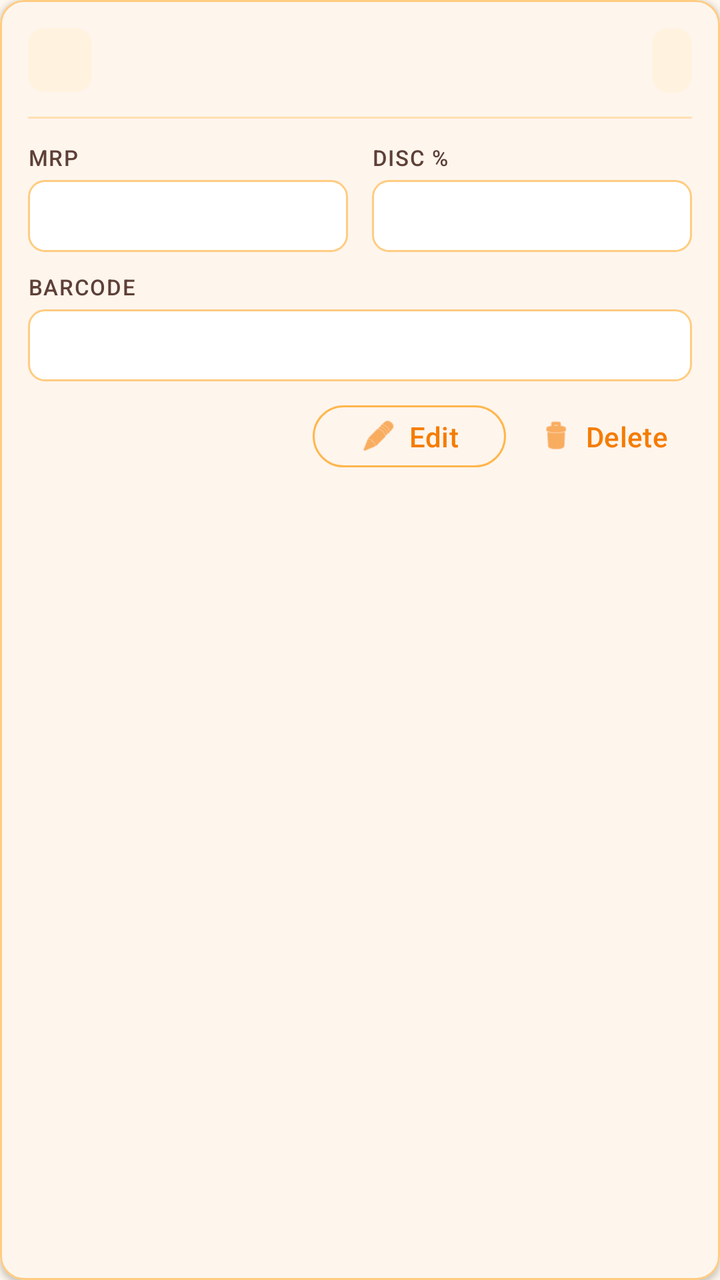
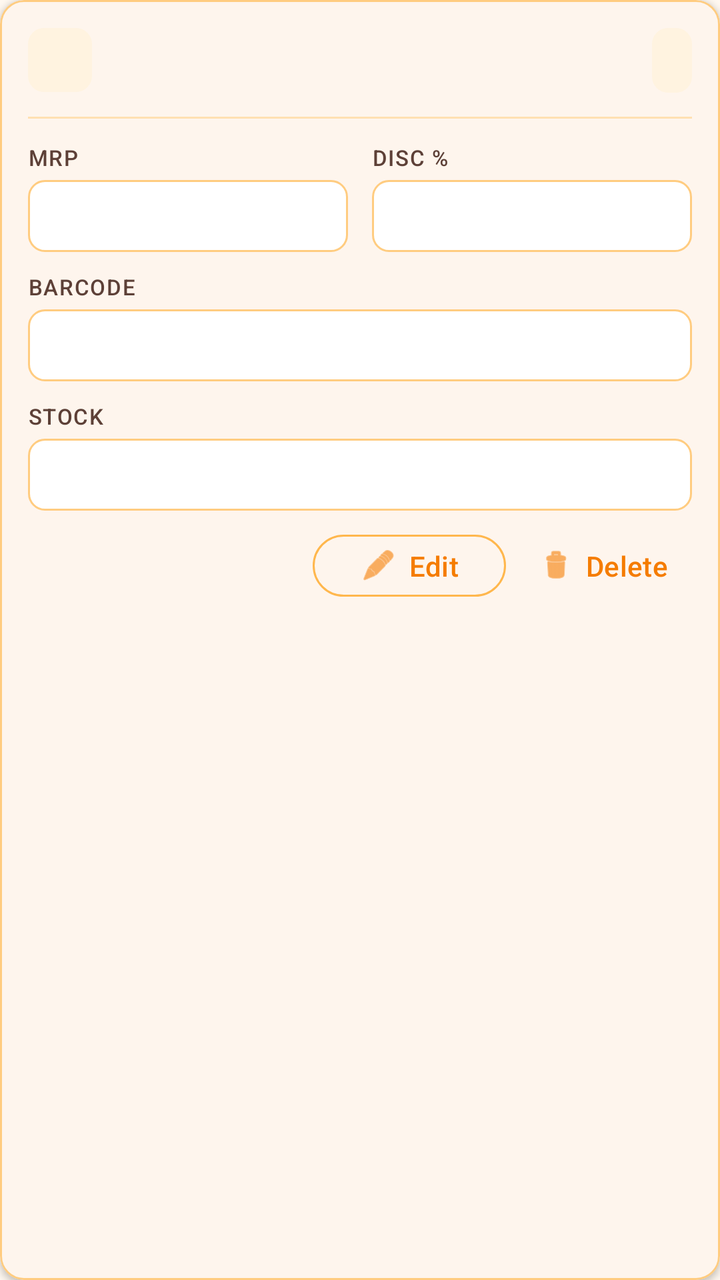

Screens rendered from an Android XML layout before and after an edit, with the pre-edit source and the edit as a unified diff.
<!-- AndroidManifest.xml: application theme Theme.VikrSaathi -->
<!-- res/layout/item_master.xml -->
<?xml version="1.0" encoding="utf-8"?>
<com.google.android.material.card.MaterialCardView xmlns:android="http://schemas.android.com/apk/res/android"
    xmlns:app="http://schemas.android.com/apk/res-auto"
    style="@style/VikrSaathiBillLineCard"
    android:layout_width="match_parent"
    android:layout_height="wrap_content"
    android:layout_marginHorizontal="2dp"
    android:layout_marginVertical="6dp">

    <LinearLayout
        android:layout_width="match_parent"
        android:layout_height="wrap_content"
        android:orientation="vertical"
        android:padding="14dp">

        <LinearLayout
            android:layout_width="match_parent"
            android:layout_height="wrap_content"
            android:gravity="center_vertical"
            android:orientation="horizontal">

            <TextView
                android:id="@+id/textItemBadge"
                android:layout_width="wrap_content"
                android:layout_height="32dp"
                android:background="@drawable/bg_bill_line_badge"
                android:gravity="center"
                android:minWidth="32dp"
                android:paddingHorizontal="6dp"
                android:textColor="@color/text_accent"
                android:textSize="14sp"
                android:textStyle="bold" />

            <TextView
                android:id="@+id/textItemName"
                android:layout_width="0dp"
                android:layout_height="wrap_content"
                android:layout_marginStart="12dp"
                android:layout_weight="1"
                android:ellipsize="end"
                android:maxLines="2"
                android:textAppearance="?attr/textAppearanceTitleMedium"
                android:textColor="@color/text_primary_dark"
                android:textStyle="bold" />

            <TextView
                android:id="@+id/textItemPrice"
                android:layout_width="wrap_content"
                android:layout_height="wrap_content"
                android:layout_marginStart="8dp"
                android:background="@drawable/bg_bill_line_total"
                android:paddingHorizontal="10dp"
                android:paddingVertical="6dp"
                android:textColor="@color/text_accent"
                android:textSize="15sp"
                android:textStyle="bold" />
        </LinearLayout>

        <View
            android:layout_width="match_parent"
            android:layout_height="1dp"
            android:layout_marginTop="12dp"
            android:layout_marginBottom="12dp"
            android:background="@color/surface_divider" />

        <LinearLayout
            android:layout_width="match_parent"
            android:layout_height="wrap_content"
            android:baselineAligned="false"
            android:orientation="horizontal">

            <LinearLayout
                android:layout_width="0dp"
                android:layout_height="wrap_content"
                android:layout_marginEnd="6dp"
                android:layout_weight="1"
                android:orientation="vertical">

                <TextView
                    style="@style/VikrSaathiBillLineLabel"
                    android:layout_width="wrap_content"
                    android:layout_height="wrap_content"
                    android:text="@string/mrp" />

                <TextView
                    android:id="@+id/textItemMrp"
                    android:layout_width="match_parent"
                    android:layout_height="36dp"
                    android:layout_marginTop="4dp"
                    android:background="@drawable/bg_bill_line_input"
                    android:gravity="center"
                    android:textColor="@color/text_primary_dark"
                    android:textSize="15sp"
                    android:textStyle="bold" />
            </LinearLayout>

            <LinearLayout
                android:layout_width="0dp"
                android:layout_height="wrap_content"
                android:layout_marginStart="6dp"
                android:layout_weight="1"
                android:orientation="vertical">

                <TextView
                    style="@style/VikrSaathiBillLineLabel"
                    android:layout_width="wrap_content"
                    android:layout_height="wrap_content"
                    android:text="@string/discount_short" />

                <TextView
                    android:id="@+id/textItemDiscount"
                    android:layout_width="match_parent"
                    android:layout_height="36dp"
                    android:layout_marginTop="4dp"
                    android:background="@drawable/bg_bill_line_input"
                    android:gravity="center"
                    android:textColor="@color/text_primary_dark"
                    android:textSize="15sp"
                    android:textStyle="bold" />
            </LinearLayout>
        </LinearLayout>

        <LinearLayout
            android:layout_width="match_parent"
            android:layout_height="wrap_content"
            android:layout_marginTop="10dp"
            android:orientation="vertical">

            <TextView
                style="@style/VikrSaathiBillLineLabel"
                android:layout_width="wrap_content"
                android:layout_height="wrap_content"
                android:text="@string/barcode_label" />

            <TextView
                android:id="@+id/textItemBarcode"
                android:layout_width="match_parent"
                android:layout_height="wrap_content"
                android:layout_marginTop="4dp"
                android:background="@drawable/bg_bill_line_input"
                android:ellipsize="end"
                android:gravity="center"
                android:maxLines="1"
                android:minHeight="36dp"
                android:paddingHorizontal="8dp"
                android:paddingVertical="8dp"
                android:textColor="@color/text_primary_dark"
                android:textSize="14sp" />
        </LinearLayout>

        <LinearLayout
            android:layout_width="match_parent"
            android:layout_height="wrap_content"
            android:layout_marginTop="8dp"
            android:gravity="end"
            android:orientation="horizontal">

            <com.google.android.material.button.MaterialButton
                android:id="@+id/buttonEditItem"
                style="@style/Widget.Material3.Button.OutlinedButton"
                android:layout_width="wrap_content"
                android:layout_height="wrap_content"
                android:layout_marginEnd="4dp"
                android:minHeight="36dp"
                android:text="@string/edit"
                android:textColor="@color/text_accent_soft"
                app:icon="@android:drawable/ic_menu_edit"
                app:iconGravity="textStart"
                app:iconPadding="6dp"
                app:iconSize="18dp"
                app:iconTint="@color/text_accent_soft"
                app:strokeColor="@color/stroke_button" />

            <com.google.android.material.button.MaterialButton
                android:id="@+id/buttonDeleteItem"
                style="@style/Widget.Material3.Button.TextButton"
                android:layout_width="wrap_content"
                android:layout_height="wrap_content"
                android:minHeight="36dp"
                android:text="@string/delete"
                android:textColor="@color/text_accent_soft"
                app:icon="@android:drawable/ic_menu_delete"
                app:iconGravity="textStart"
                app:iconPadding="6dp"
                app:iconSize="18dp"
                app:iconTint="@color/text_accent_soft" />
        </LinearLayout>
    </LinearLayout>
</com.google.android.material.card.MaterialCardView>
<!-- resources referenced by this layout -->
<resources>
  <color name="stroke_button">@color/orange_300</color>
  <color name="surface_divider">@color/orange_100</color>
  <color name="text_accent">@color/orange_800</color>
  <color name="text_accent_soft">@color/orange_700</color>
  <color name="text_primary_dark">#212121</color>
  <!-- drawable bg_bill_line_badge (drawable) -->
  <?xml version="1.0" encoding="utf-8"?>
  <shape xmlns:android="http://schemas.android.com/apk/res/android"
      android:shape="rectangle">
      <solid android:color="@color/surface_muted" />
      <corners android:radius="8dp" />
  </shape>
  <!-- drawable bg_bill_line_input (drawable) -->
  <?xml version="1.0" encoding="utf-8"?>
  <shape xmlns:android="http://schemas.android.com/apk/res/android"
      android:shape="rectangle">
      <solid android:color="@color/input_surface" />
      <stroke
          android:width="1dp"
          android:color="@color/input_stroke" />
      <corners android:radius="8dp" />
  </shape>
  <!-- drawable bg_bill_line_total (drawable) -->
  <?xml version="1.0" encoding="utf-8"?>
  <shape xmlns:android="http://schemas.android.com/apk/res/android"
      android:shape="rectangle">
      <solid android:color="@color/surface_muted" />
      <corners android:radius="8dp" />
  </shape>
  <string name="barcode_label">Barcode</string>
  <string name="delete">Delete</string>
  <string name="discount_short">Disc %</string>
  <string name="edit">Edit</string>
  <string name="mrp">MRP</string>
  <style name="VikrSaathiBillLineCard" parent="Widget.Material3.CardView.Outlined">
          <item name="cardCornerRadius">12dp</item>
          <item name="cardElevation">2dp</item>
          <item name="strokeColor">?attr/colorOutline</item>
          <item name="strokeWidth">1dp</item>
          <item name="cardBackgroundColor">?attr/colorSurface</item>
      </style>
  <style name="VikrSaathiBillLineLabel">
          <item name="android:textAppearance">?attr/textAppearanceLabelSmall</item>
          <item name="android:textColor">?attr/colorOnSurfaceVariant</item>
          <item name="android:textAllCaps">true</item>
          <item name="android:letterSpacing">0.05</item>
      </style>
  <color name="orange_300">#FFB74D</color>
  <color name="orange_100">#FFE0B2</color>
  <color name="orange_800">#EF6C00</color>
  <color name="orange_700">#F57C00</color>
  <color name="surface_muted">@color/orange_50</color>
  <color name="input_surface">#FFFFFF</color>
  <color name="input_stroke">@color/orange_200</color>
  <color name="orange_primary">#F57C00</color>
  <color name="orange_primary_dark">#E65100</color>
  <color name="orange_on_primary">#FFFFFF</color>
  <color name="orange_accent">#FFB74D</color>
  <color name="black">#FF000000</color>
  <color name="orange_900">#E65100</color>
  <color name="surface_card">#FFFFFF</color>
  <color name="orange_surface">#FFF8F0</color>
  <color name="text_secondary_dark">#5D4037</color>
  <color name="stroke_default">@color/orange_200</color>
  <color name="stroke_subtle">@color/orange_100</color>
  <style name="VikrSaathiSwitch" parent="Widget.Material3.CompoundButton.MaterialSwitch">
          <item name="thumbTint">@color/switch_thumb_tint</item>
          <item name="trackTint">@color/switch_track_tint</item>
          <item name="trackDecorationTint">@color/switch_track_decoration_tint</item>
      </style>
  <style name="VikrSaathiOutlinedButton" parent="Widget.Material3.Button.OutlinedButton">
          <item name="android:textColor">@color/button_outlined_text</item>
          <item name="strokeColor">@color/button_outlined_stroke</item>
      </style>
  <color name="orange_50">#FFF3E0</color>
  <color name="orange_200">#FFCC80</color>
  <!-- unchanged entries left out for length: 1 -->
</resources>

<!-- the commit's change to res/layout/item_master.xml (unified diff, before → after) -->
@@ -151,6 +151,33 @@
         <LinearLayout
             android:layout_width="match_parent"
             android:layout_height="wrap_content"
+            android:layout_marginTop="10dp"
+            android:orientation="vertical">
+
+            <TextView
+                style="@style/VikrSaathiBillLineLabel"
+                android:layout_width="wrap_content"
+                android:layout_height="wrap_content"
+                android:text="@string/stock" />
+
+            <TextView
+                android:id="@+id/textItemStock"
+                android:layout_width="match_parent"
+                android:layout_height="wrap_content"
+                android:layout_marginTop="4dp"
+                android:background="@drawable/bg_bill_line_input"
+                android:gravity="center"
+                android:minHeight="36dp"
+                android:paddingHorizontal="8dp"
+                android:paddingVertical="8dp"
+                android:textColor="@color/text_primary_dark"
+                android:textSize="14sp"
+                android:textStyle="bold" />
+        </LinearLayout>
+
+        <LinearLayout
+            android:layout_width="match_parent"
+            android:layout_height="wrap_content"
             android:layout_marginTop="8dp"
             android:gravity="end"
             android:orientation="horizontal">
<!-- resource entries referenced after the edit -->
@@ -34,6 +34,7 @@
   <string name="discount_short">Disc %</string>
   <string name="edit">Edit</string>
   <string name="mrp">MRP</string>
+  <string name="stock">Stock</string>
   <style name="VikrSaathiBillLineCard" parent="Widget.Material3.CardView.Outlined">
           <item name="cardCornerRadius">12dp</item>
           <item name="cardElevation">2dp</item>
